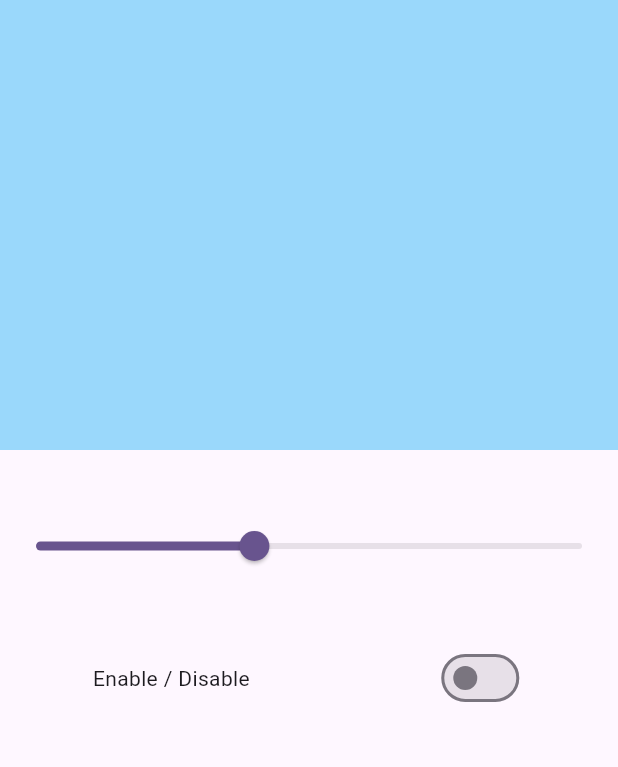
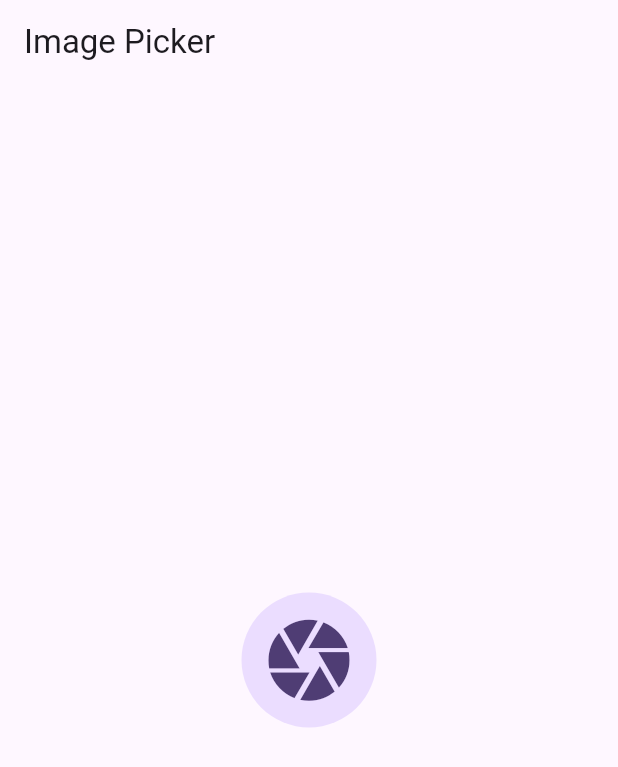
Before and after one commit to MoeezAhmedKhan/flutter_bloc, a Flutter app: the screen it shows after launch, on a phone screen of 412 x 824 dp. Shown: the top 767 px of the screen. Run offline on Flutter 3.47's test engine with Material 3 defaults, Android fonts, the phone set to English and light mode, and no system bars; our stand-ins replace bloc, flutter_bloc, image_picker.

Commit message:
Image Picker

```diff
--- /dev/null
+++ b/lib/Utils/image_picker.dart
@@ -0,0 +1,13 @@
+import 'package:image_picker/image_picker.dart';
+
+class ImagePickerUtils{
+  ImagePicker imagePicker = ImagePicker();
+  Future<XFile?> fromCamera() async{
+    final XFile? file = await imagePicker.pickImage(source: ImageSource.camera);
+    return file;
+  }
+  Future<XFile?> fromGallery() async{
+    final XFile? file = await imagePicker.pickImage(source: ImageSource.gallery);
+    return file;
+  }
+}
--- /dev/null
+++ b/lib/bloc/image_picker_bloc/image_picker_bloc.dart
@@ -0,0 +1,25 @@
+import 'package:bloc/bloc.dart';
+import 'package:image_picker/image_picker.dart';
+import 'package:learn_flutter_bloc/Utils/image_picker.dart';
+import 'package:learn_flutter_bloc/bloc/image_picker_bloc/image_picker_event.dart';
+import 'package:learn_flutter_bloc/bloc/image_picker_bloc/image_picker_state.dart';
+
+class ImagePickerBloc extends Bloc<ImagePickerEvent, ImagePickerState> {
+
+  // ImagePickerUtils will be pass as dependency injection in this bloc
+  ImagePickerUtils? imagePickerUtils;
+  ImagePickerBloc(this.imagePickerUtils) : super(ImagePickerState()){
+      on<ImagePickerEventFromCamera>(_catureFromCamera);
+      on<ImagePickerEventFromGallery>(_catureFromGallery);
+  }
+
+  void _catureFromCamera(ImagePickerEventFromCamera event, Emitter<ImagePickerState> emit) async {
+    XFile? file = await imagePickerUtils?.fromCamera();
+    emit(state.copyWith(file: file));
+  }
+
+  void _catureFromGallery(ImagePickerEventFromGallery event, Emitter<ImagePickerState> emit) async {
+    XFile? file = await imagePickerUtils?.fromGallery();
+    emit(state.copyWith(file: file));
+  }
+}
--- /dev/null
+++ b/lib/bloc/image_picker_bloc/image_picker_event.dart
@@ -0,0 +1,4 @@
+abstract class ImagePickerEvent{}
+
+class ImagePickerEventFromGallery extends ImagePickerEvent{}
+class ImagePickerEventFromCamera extends ImagePickerEvent{}
--- /dev/null
+++ b/lib/bloc/image_picker_bloc/image_picker_state.dart
@@ -0,0 +1,9 @@
+import 'package:image_picker/image_picker.dart';
+
+class ImagePickerState{
+  final XFile? file;
+  ImagePickerState({this.file});
+  ImagePickerState copyWith({XFile? file}){
+    return ImagePickerState(file: file ?? this.file);
+  }
+}
--- a/lib/main.dart
+++ b/lib/main.dart
@@ -1,8 +1,10 @@
 import 'package:flutter/material.dart';
+import 'package:learn_flutter_bloc/Utils/image_picker.dart';
 import 'package:learn_flutter_bloc/bloc/counter_bloc/counter_bloc.dart';
+import 'package:learn_flutter_bloc/bloc/image_picker_bloc/image_picker_bloc.dart';
 import 'package:learn_flutter_bloc/bloc/slider_bloc/slider_bloc.dart';
-import 'package:learn_flutter_bloc/view/counter/counter_screen.dart';
 import 'package:flutter_bloc/flutter_bloc.dart';
+import 'package:learn_flutter_bloc/view/image_picker/image_picker_screen.dart';
 import 'package:learn_flutter_bloc/view/slider/slider_screen.dart';
 
 void main() {
@@ -12,21 +14,21 @@ void main() {
 class MyApp extends StatelessWidget {
   const MyApp({super.key});
 
-  // This widget is the root of your application.
   @override
   Widget build(BuildContext context) {
-    return BlocProvider(
-      create: (context) => CounterBloc(),
-      child: BlocProvider(
-        create: (context) => SliderBloc(),
-        child: MaterialApp(
-          title: 'Flutter Demo',
-          theme: ThemeData(
-            colorScheme: ColorScheme.fromSeed(seedColor: Colors.deepPurple),
-            useMaterial3: true,
-          ),
-          home: SliderScreen(),
+    return MultiBlocProvider(
+    providers: [
+      BlocProvider(create: (context) => CounterBloc()),
+      BlocProvider(create: (context) => SliderBloc()),
+      BlocProvider(create: (context) => ImagePickerBloc(ImagePickerUtils())),
+    ],
+      child: MaterialApp(
+        title: 'Flutter Demo',
+        theme: ThemeData(
+          colorScheme: ColorScheme.fromSeed(seedColor: Colors.deepPurple),
+          useMaterial3: true,
         ),
+        home: ImagePickerScreen(),
       ),
     );
   }
--- /dev/null
+++ b/lib/view/image_picker/image_picker_screen.dart
@@ -0,0 +1,31 @@
+import 'dart:io';
+
+import 'package:flutter/material.dart';
+import 'package:flutter_bloc/flutter_bloc.dart';
+import 'package:learn_flutter_bloc/bloc/image_picker_bloc/image_picker_bloc.dart';
+import 'package:learn_flutter_bloc/bloc/image_picker_bloc/image_picker_event.dart';
+import 'package:learn_flutter_bloc/bloc/image_picker_bloc/image_picker_state.dart';
+
+class ImagePickerScreen extends StatelessWidget {
+  const ImagePickerScreen({super.key});
+
+  @override
+  Widget build(BuildContext context) {
+    return Scaffold(
+      appBar: AppBar(title: const Text("Image Picker")),
+      body: BlocBuilder<ImagePickerBloc, ImagePickerState>(
+        builder: (context, state) {
+          return Column(
+            mainAxisAlignment: MainAxisAlignment.center,
+            crossAxisAlignment: CrossAxisAlignment.center,
+            children: [
+              state.file == null ? InkWell(onTap: () {
+                context.read<ImagePickerBloc>().add(ImagePickerEventFromCamera());
+              },child: const CircleAvatar(minRadius: 45, child: Icon(Icons.camera, size: 65,))) : Image.file(File(state.file!.path.toString())),
+            ],
+          );
+        },
+      ),
+    );
+  }
+}
--- a/pubspec.yaml
+++ b/pubspec.yaml
@@ -37,6 +37,7 @@ dependencies:
   cupertino_icons: ^1.0.8
   bloc: ^9.0.0
   flutter_bloc: ^9.1.0
+  image_picker: ^1.1.2
 dev_dependencies:
   flutter_test:
     sdk: flutter
```
Also changed, not shown: pubspec.lock, 1 other file.
